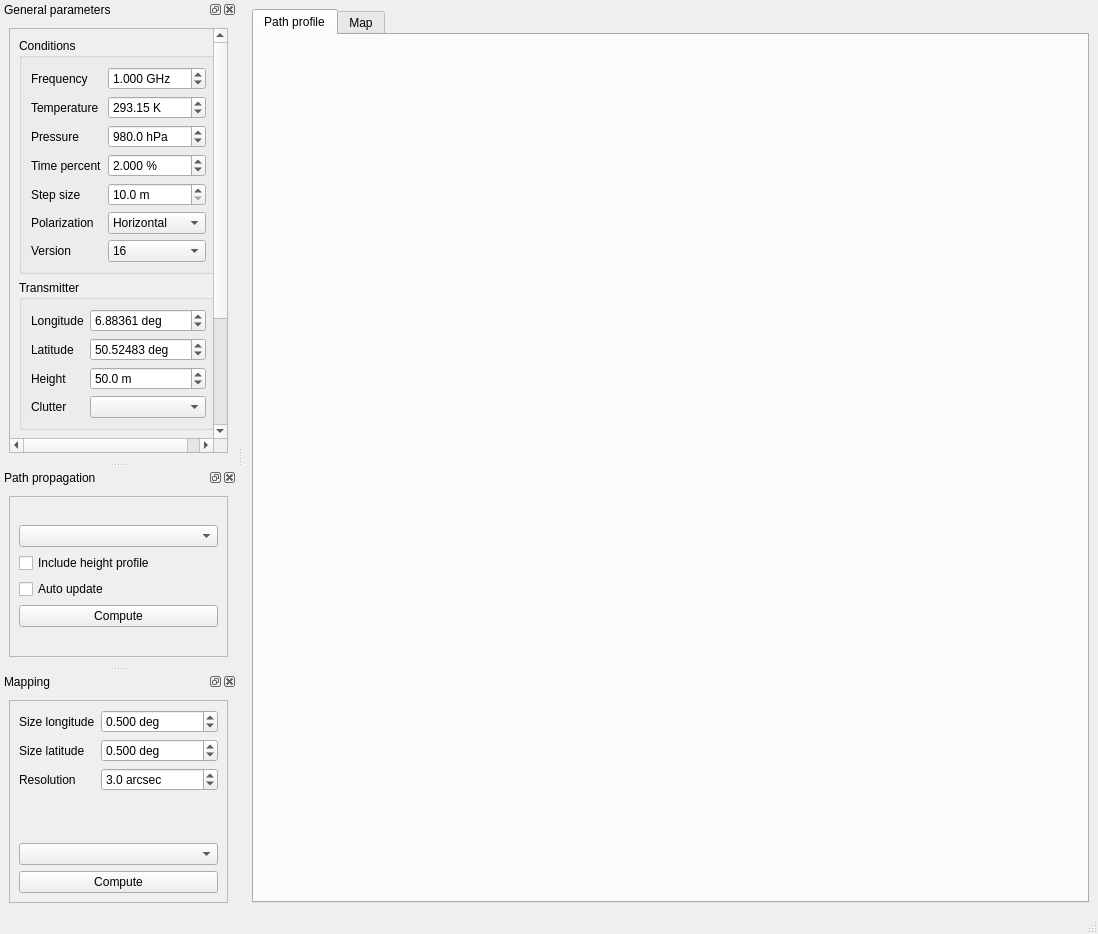
First picture: the form in pycraf/gui/resources/main_form.ui, repository bwinkel/pycraf, before the edit.
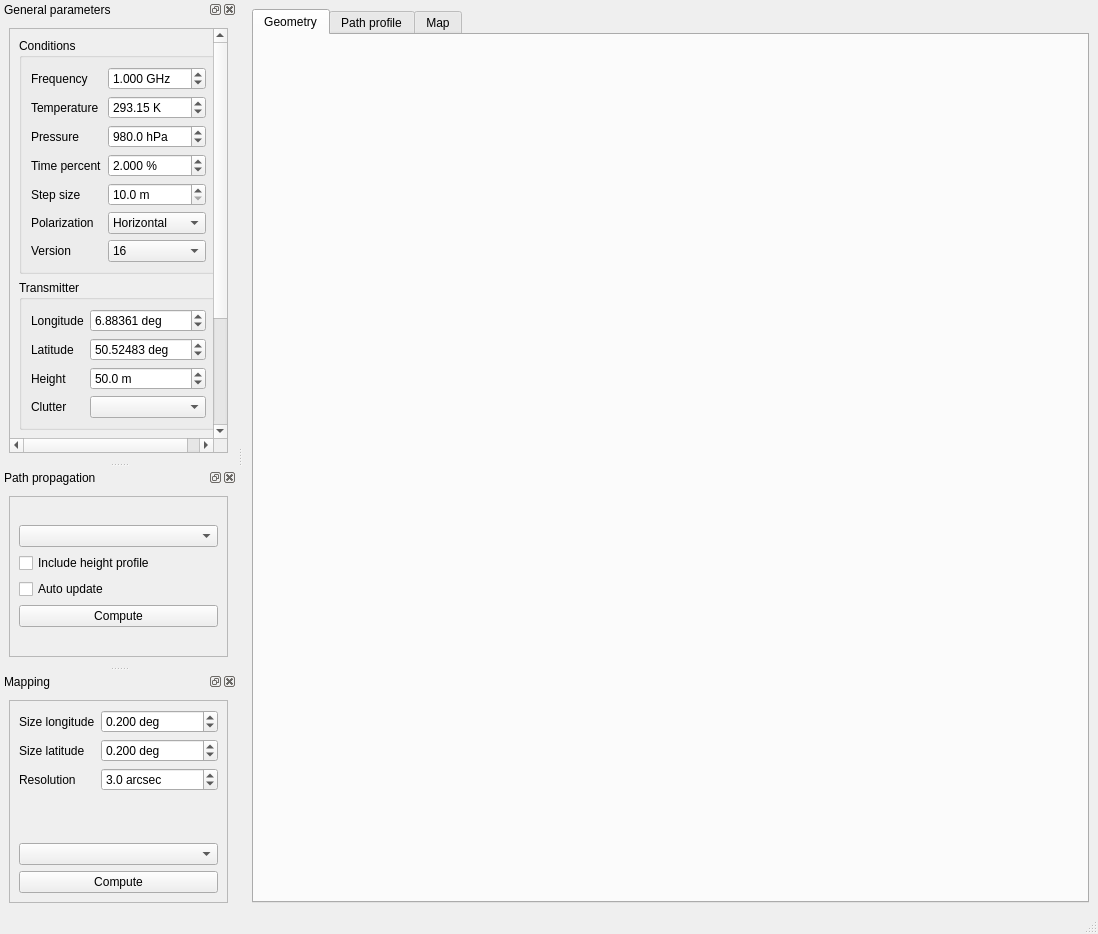
Second picture: the form after the edit.

Commit message: work a bit on the pycraf gui

What changed in the file:
```diff
--- a/pycraf/gui/resources/main_form.ui
+++ b/pycraf/gui/resources/main_form.ui
@@ -20,6 +20,16 @@
       <property name="currentIndex">
        <number>0</number>
       </property>
+      <widget class="QWidget" name="geometryTab">
+       <attribute name="title">
+        <string>Geometry</string>
+       </attribute>
+       <layout class="QGridLayout" name="gridLayout_13">
+        <item row="0" column="0">
+         <layout class="QVBoxLayout" name="geometryVerticalLayout"/>
+        </item>
+       </layout>
+      </widget>
       <widget class="QWidget" name="pathprofileTab">
        <attribute name="title">
         <string>Path profile</string>
@@ -561,8 +571,8 @@
          <rect>
           <x>0</x>
           <y>0</y>
-          <width>242</width>
-          <height>171</height>
+          <width>239</width>
+          <height>181</height>
          </rect>
         </property>
         <layout class="QGridLayout" name="gridLayout_12">
@@ -593,7 +603,7 @@
                 <number>3</number>
                </property>
                <property name="minimum">
-                <double>0.100000000000000</double>
+                <double>0.050000000000000</double>
                </property>
                <property name="maximum">
                 <double>5.000000000000000</double>
@@ -602,7 +612,7 @@
                 <double>0.100000000000000</double>
                </property>
                <property name="value">
-                <double>0.500000000000000</double>
+                <double>0.200000000000000</double>
                </property>
               </widget>
              </item>
@@ -615,7 +625,7 @@
                 <number>3</number>
                </property>
                <property name="minimum">
-                <double>0.100000000000000</double>
+                <double>0.050000000000000</double>
                </property>
                <property name="maximum">
                 <double>5.000000000000000</double>
@@ -624,7 +634,7 @@
                 <double>0.100000000000000</double>
                </property>
                <property name="value">
-                <double>0.500000000000000</double>
+                <double>0.200000000000000</double>
                </property>
               </widget>
              </item>
```
Left out of the diff: 10 changed lines with no effect on the pictures. The commit also changes 6 other files.
